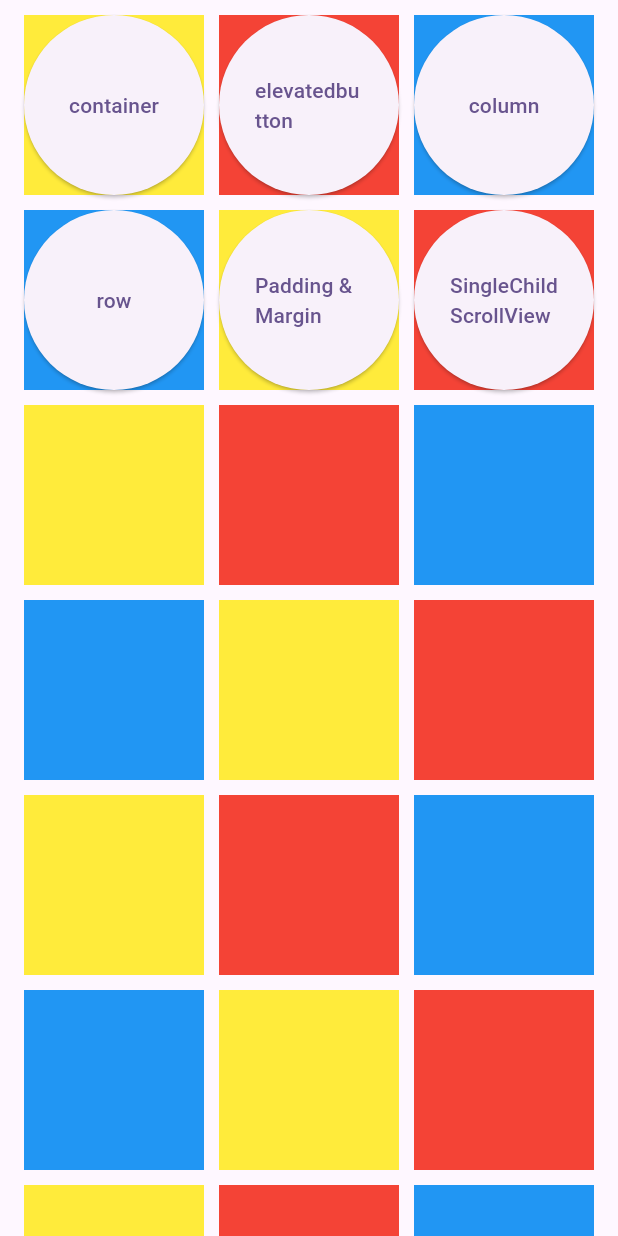
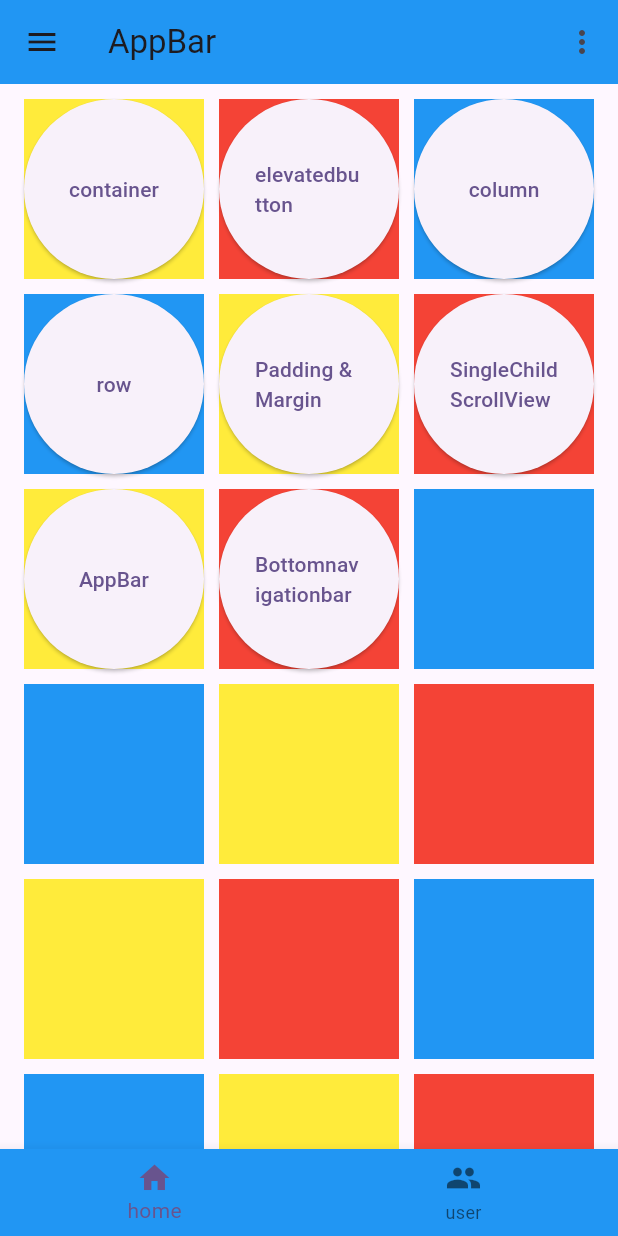
Before and after one commit to fajarakpdev/dasar-flutter-flume, a Flutter app: the screen it shows after launch, on a phone screen of 412 x 824 dp. Run offline on Flutter 3.47's test engine with Material 3 defaults, Android fonts, the phone set to English and light mode, and no system bars.

Commit message:
09-bottomnavigatorbar

```diff
--- a/lib/home.dart
+++ b/lib/home.dart
@@ -1,3 +1,5 @@
+import 'package:dasar_flutter/widgets/appbar.dart';
+import 'package:dasar_flutter/widgets/bottomnavigationbar.dart';
 import 'package:dasar_flutter/widgets/paddingmargin01.dart';
 import 'package:dasar_flutter/widgets/row.dart';
 import 'package:dasar_flutter/widgets/scrollview.dart';
@@ -13,6 +15,20 @@ class Home extends StatelessWidget {
   @override
   Widget build(BuildContext context) {
     return Scaffold(
+      appBar: AppBar(
+        backgroundColor: Colors.blue,
+        title: const Text('AppBar'),
+        actions: [
+          IconButton(
+            icon: const Icon(Icons.more_vert),
+            onPressed: () {},
+          ),
+        ],
+        leading: IconButton(
+          onPressed: () {},
+          icon: const Icon(Icons.menu),
+        ),
+      ),
       body: SingleChildScrollView(
         child: Container(
           padding: const EdgeInsets.all(5),
@@ -122,12 +138,29 @@ class Home extends StatelessWidget {
                     width: 120,
                     height: 120,
                     color: Colors.yellow,
+                    child: ElevatedButton(
+                        onPressed: () {
+                          Navigator.push(
+                              context,
+                              MaterialPageRoute(
+                                  builder: (context) => const AppBar01()));
+                        },
+                        child: const Text('AppBar')),
                   ),
                   Container(
                     margin: const EdgeInsets.all(5),
                     width: 120,
                     height: 120,
                     color: Colors.red,
+                    child: ElevatedButton(
+                        onPressed: () {
+                          Navigator.push(
+                              context,
+                              MaterialPageRoute(
+                                  builder: (context) =>
+                                      const Bottomnavigationbar01()));
+                        },
+                        child: const Text('Bottomnavigationbar')),
                   ),
                   Container(
                     margin: const EdgeInsets.all(5),
@@ -302,6 +335,11 @@ class Home extends StatelessWidget {
           ),
         ),
       ),
+      bottomNavigationBar:
+          BottomNavigationBar(backgroundColor: Colors.blue, items: const [
+        BottomNavigationBarItem(icon: Icon(Icons.home), label: 'home'),
+        BottomNavigationBarItem(icon: Icon(Icons.people), label: 'user')
+      ]),
     );
   }
 }
--- /dev/null
+++ b/lib/widgets/bottomnavigationbar.dart
@@ -0,0 +1,16 @@
+import 'package:flutter/material.dart';
+
+class Bottomnavigationbar01 extends StatelessWidget {
+  const Bottomnavigationbar01({super.key});
+
+  @override
+  Widget build(BuildContext context) {
+    return Scaffold(
+      bottomNavigationBar:
+          BottomNavigationBar(backgroundColor: Colors.blue, items: const [
+        BottomNavigationBarItem(icon: Icon(Icons.home), label: 'home'),
+        BottomNavigationBarItem(icon: Icon(Icons.people), label: 'user')
+      ]),
+    );
+  }
+}
```
